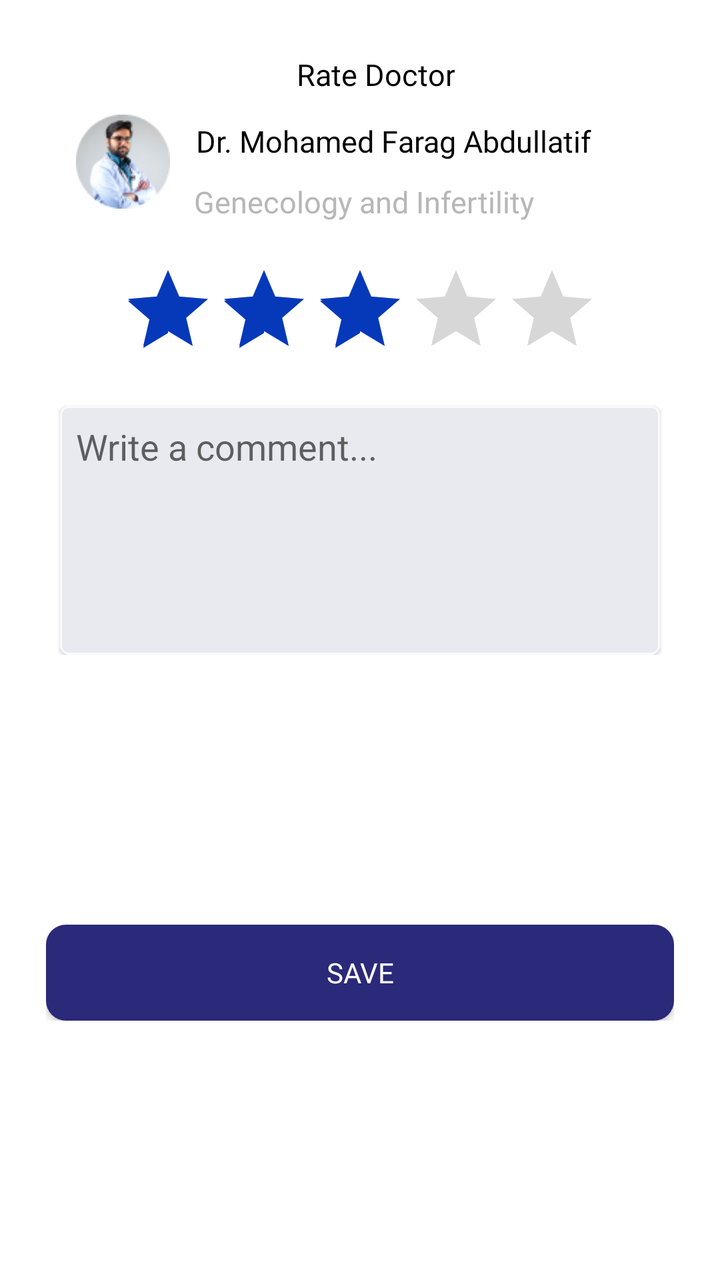
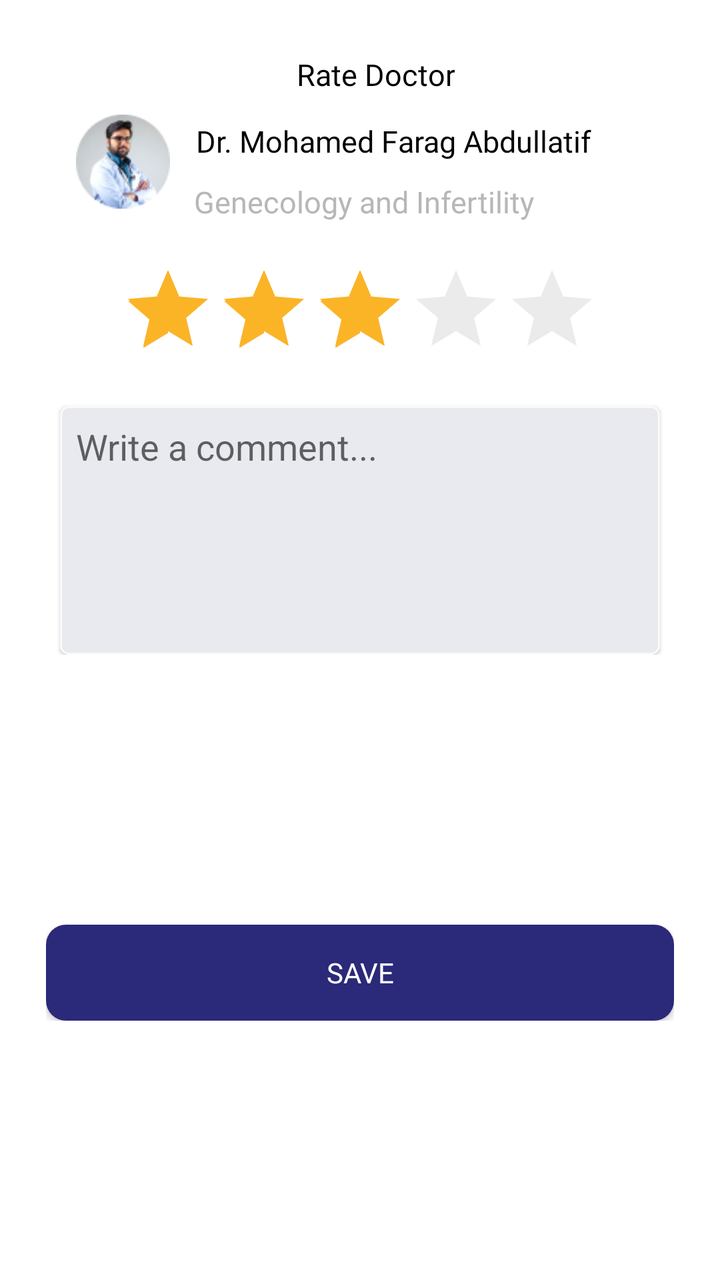

Compare the two renders of this Android layout. The source of the first and the diff that turns it into the second are given below.
<!-- AndroidManifest.xml: application theme Theme.NewDesign -->
<!-- res/layout/fragment_dailog_rating_doctor.xml -->
<?xml version="1.0" encoding="utf-8"?>
<androidx.constraintlayout.widget.ConstraintLayout
        xmlns:android="http://schemas.android.com/apk/res/android"
        xmlns:tools="http://schemas.android.com/tools"
        android:layout_width="match_parent"
        android:layout_height="match_parent"
        android:padding="15dp"
        xmlns:app="http://schemas.android.com/apk/res-auto"
        tools:context=".fragment.dialog.DialogRatingDoctorFragment">


    <androidx.appcompat.widget.AppCompatTextView
            android:id="@+id/tv_ratingDoctor"
            android:layout_width="wrap_content"
            android:layout_height="wrap_content"
            android:fontFamily="@font/avenirltstd_black"
            android:gravity="center"
            android:padding="2dp"
            android:layout_marginTop="10dp"
            android:layout_marginStart="15dp"
            android:text="@string/rate_doctor"
            android:textColor="@color/black"
            android:textSize="15sp"
            app:layout_constraintStart_toStartOf="parent"
            app:layout_constraintTop_toTopOf="parent"
            app:layout_constraintEnd_toEndOf="parent"
    />


    <androidx.core.widget.NestedScrollView
            android:id="@+id/layout"
            android:layout_width="match_parent"
            android:layout_height="wrap_content"
            app:layout_constraintTop_toBottomOf="@+id/tv_ratingDoctor"

    >
        <androidx.constraintlayout.widget.ConstraintLayout
                android:layout_width="match_parent"
                android:layout_height="match_parent"
        >

            <androidx.constraintlayout.widget.ConstraintLayout
                    android:id="@+id/layout_doctorsDetail"
                    android:layout_width="match_parent"
                    android:layout_height="match_parent"
                    android:layout_marginTop="15dp"
                    android:layout_marginStart="15dp"
                    android:layout_marginEnd="15dp"
                    android:padding="8dp"
                    android:background="@drawable/bg_edittext"
                    app:layout_constraintEnd_toEndOf="parent"
                    app:layout_constraintStart_toStartOf="parent">

                <com.google.android.material.imageview.ShapeableImageView
                        android:id="@+id/iv_doctorProfile"
                        android:layout_width="47dp"
                        android:layout_height="47dp"
                        android:src="@drawable/ic_docspecialization"
                        app:layout_constraintStart_toStartOf="parent"
                        app:layout_constraintTop_toTopOf="parent"/>

                <androidx.appcompat.widget.AppCompatTextView
                        android:id="@+id/tv_doctorName"
                        android:layout_width="0dp"
                        android:layout_height="wrap_content"
                        android:layout_marginStart="10dp"
                        android:layout_marginEnd="15dp"
                        android:fontFamily="@font/avenirltstd_roman"
                        android:gravity="start"
                        android:padding="3dp"
                        android:text="Dr. Mohamed Farag Abdullatif"
                        android:textColor="@color/black"
                        android:textSize="15sp"
                        app:layout_constraintStart_toEndOf="@+id/iv_doctorProfile"
                        app:layout_constraintEnd_toEndOf="parent"
                        app:layout_constraintTop_toTopOf="@+id/iv_doctorProfile"/>

                <androidx.appcompat.widget.AppCompatTextView
                        android:id="@+id/tv_Specialization"
                        android:layout_width="0dp"
                        android:layout_height="wrap_content"
                        android:layout_marginStart="10dp"
                        android:layout_marginEnd="15dp"
                        android:layout_marginTop="5dp"
                        android:fontFamily="@font/avenirltstd_roman"
                        android:gravity="start"
                        android:padding="2dp"
                        android:text="Genecology and Infertility"
                        android:textColor="@color/gray"
                        android:textSize="15sp"
                        app:layout_constraintEnd_toEndOf="parent"
                        app:layout_constraintStart_toEndOf="@+id/iv_doctorProfile"
                        app:layout_constraintTop_toBottomOf="@+id/tv_doctorName"/>

            </androidx.constraintlayout.widget.ConstraintLayout>

            <androidx.appcompat.widget.AppCompatRatingBar
                    android:id="@+id/ratingBar"
                    android:layout_width="wrap_content"
                    android:layout_height="wrap_content"
                    app:layout_constraintTop_toBottomOf="@+id/layout_doctorsDetail"
                    android:layout_marginTop="10dp"
                    app:layout_constraintStart_toStartOf="parent"
                    app:layout_constraintEnd_toEndOf="parent"
                    android:rating="3"


            />
            <androidx.appcompat.widget.AppCompatEditText
                    android:id="@+id/textinput_comment"
                    android:padding="8dp"
                    android:minLines="5"
                    android:singleLine="false"
                    android:lines="6"
                    android:scrollbars="vertical"
                    android:background="@drawable/bg_rating"
                    android:layout_width="0dp"
                    android:layout_height="wrap_content"
                    android:layout_margin="15dp"
                    android:autofillHints=""
                    android:elevation="1dp"
                    android:importantForAutofill="no"
                    android:imeOptions="actionDone"
                    android:hint="@string/write_a_comment"
                    android:gravity="start|top"
                    android:inputType="textMultiLine"
                    app:layout_constraintStart_toStartOf="parent"
                    app:layout_constraintEnd_toEndOf="parent"
                    app:layout_constraintTop_toBottomOf="@+id/ratingBar"
            />


        </androidx.constraintlayout.widget.ConstraintLayout>

    </androidx.core.widget.NestedScrollView>

    <androidx.constraintlayout.widget.ConstraintLayout
            android:id="@+id/layout_btn_save"
            android:layout_width="match_parent"
            android:layout_height="wrap_content"
            app:layout_constraintEnd_toEndOf="parent"
            app:layout_constraintStart_toStartOf="parent"
            app:layout_constraintTop_toBottomOf="@+id/layout"
            app:layout_constraintWidth_percent=".90"
            app:layout_constraintBottom_toBottomOf="parent"
            android:padding="8dp"
            android:layout_marginTop="20dp"
    >
        <androidx.appcompat.widget.AppCompatButton
                android:id="@+id/btn_save"
                android:layout_width="0dp"
                android:layout_height="wrap_content"
                android:background="@drawable/bg_chooselang_button"
                android:fontFamily="@font/avenirltstd_black"
                android:padding="5dp"
                android:text="@string/save"
                android:textColor="@color/white"
                android:textSize="14sp"
                app:layout_constraintEnd_toEndOf="parent"
                app:layout_constraintStart_toStartOf="parent"
                app:layout_constraintTop_toTopOf="parent"
                app:layout_constraintBottom_toBottomOf="parent"

        />
    </androidx.constraintlayout.widget.ConstraintLayout>
    <ProgressBar
            android:id="@+id/progress_barInfo"
            android:layout_width="35dp"
            android:layout_height="35dp"
            android:visibility="gone"
            android:indeterminateTint="@color/white"
            app:layout_constraintBottom_toBottomOf="@+id/layout_btn_save"
            app:layout_constraintEnd_toEndOf="@+id/layout_btn_save"
            app:layout_constraintStart_toStartOf="@+id/layout_btn_save"
            app:layout_constraintTop_toTopOf="@+id/layout_btn_save"/>


</androidx.constraintlayout.widget.ConstraintLayout>
<!-- resources referenced by this layout -->
<resources>
  <color name="black">#FF000000</color>
  <color name="gray">#B7B7B7</color>
  <color name="white">#FFFFFFFF</color>
  <!-- drawable bg_chooselang_button (drawable) -->
  <?xml version="1.0" encoding="utf-8"?>
  <shape xmlns:android="http://schemas.android.com/apk/res/android"
      android:shape="rectangle"
      >
  
      <corners android:radius="10dp"/>
      <solid android:color="@color/blue"/>
  
  
  </shape>
  <!-- drawable bg_edittext (drawable) -->
  <?xml version="1.0" encoding="utf-8"?>
  <shape xmlns:android="http://schemas.android.com/apk/res/android"
      android:shape="rectangle"
      >
  
      <solid android:color="@color/white"/>
      <corners android:radius="10dp"/>
  </shape>
  <!-- drawable bg_rating (drawable) -->
  <?xml version="1.0" encoding="utf-8"?>
  <shape xmlns:android="http://schemas.android.com/apk/res/android"
  android:shape="rectangle"
  >
  
      <solid android:color="@color/ratingsolid"/>
      <corners android:radius="4dp"/>
      <stroke android:color="@color/ratingcorner" android:width="1dp"/>
  
  </shape>
  <!-- drawable ic_docspecialization: png bitmap (drawable, 7701 bytes) -->
  <string name="rate_doctor">Rate Doctor</string>
  <string name="save">Save</string>
  <string name="write_a_comment">Write a comment...</string>
  <style name="Theme.NewDesign" parent="Theme.MaterialComponents.Light.NoActionBar">
          
          <item name="colorPrimary">@color/purple_500</item>
          <item name="colorPrimaryVariant">@color/purple_700</item>
          <item name="colorOnPrimary">@color/white</item>
          
          <item name="colorSecondary">#0639BA</item>
          <item name="colorSecondaryVariant">@color/teal_700</item>
          <item name="colorOnSecondary">@color/black</item>
          
          <item name="android:statusBarColor">?attr/colorPrimaryVariant</item>
          
      </style>
  <color name="blue">#2B2979</color>
  <color name="ratingsolid">#E9EAEF</color>
  <color name="ratingcorner">#FAFAFA</color>
  <color name="purple_500">#FF6200EE</color>
  <color name="purple_700">#FF3700B3</color>
  <color name="teal_700">#FF018786</color>
</resources>

<!-- the commit's change to res/layout/fragment_dailog_rating_doctor.xml (unified diff, before → after) -->
@@ -103,7 +103,7 @@
                     app:layout_constraintStart_toStartOf="parent"
                     app:layout_constraintEnd_toEndOf="parent"
                     android:rating="3"
-
+                    android:theme="@style/ratingBar"
 
             />
             <androidx.appcompat.widget.AppCompatEditText
<!-- resource entries referenced after the edit -->
@@ -38,6 +38,13 @@
   <string name="rate_doctor">Rate Doctor</string>
   <string name="save">Save</string>
   <string name="write_a_comment">Write a comment...</string>
+  <style name="ratingBar" parent="Widget.AppCompat.RatingBar">
+          
+          <item name="colorControlNormal">#4D000000</item>
+          
+          <item name="colorControlActivated">#FCB427</item>
+  
+      </style>
   <style name="Theme.NewDesign" parent="Theme.MaterialComponents.Light.NoActionBar">
           
           <item name="colorPrimary">@color/purple_500</item>
